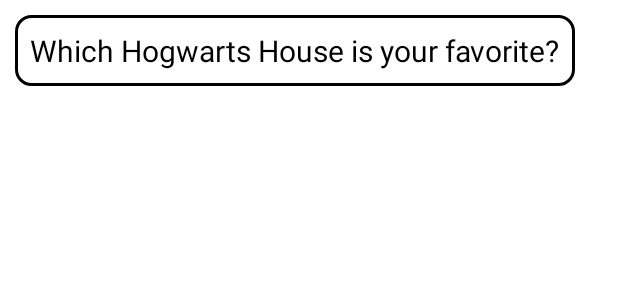
After one commit to Hamzaiq223/FakeCallApp, an Android app: the layout item_questions_layout.xml on its own in the app's theme, with its tools: preview values and no code run, on a phone screen of 412 x 824 dp. The commit adds this screen. Shown: the top 300 px of the screen. Run offline under Robolectric (Android 15) with nearby library versions, the phone set to English and light mode, and no system bars.

Commit message:
Issues Fixed

```diff
--- /dev/null
+++ b/app/src/main/java/com/mai/fake/prank/call/audio/call/app/recorder/Model/QuestionsAnswer.kt
@@ -0,0 +1,3 @@
+package com.mai.fake.prank.call.audio.call.app.recorder.Model
+
+class QuestionsAnswer(var question: String, var answer: String)
--- /dev/null
+++ b/app/src/main/res/layout/item_questions_layout.xml
@@ -0,0 +1,25 @@
+<?xml version="1.0" encoding="utf-8"?>
+<androidx.constraintlayout.widget.ConstraintLayout
+    xmlns:android="http://schemas.android.com/apk/res/android"
+    xmlns:app="http://schemas.android.com/apk/res-auto"
+    android:id="@+id/clQuestion"
+    android:layout_width="wrap_content"
+    android:layout_height="wrap_content">
+
+    <TextView
+        android:id="@+id/tvQuestion"
+        android:layout_width="match_parent"
+        android:layout_height="wrap_content"
+        android:background="@drawable/rv_border_layout"
+        android:padding="10dp"
+        android:text="Which Hogwarts House is your favorite?"
+        android:textColor="@color/black"
+        android:textSize="20dp"
+        android:layout_margin="10dp"
+        app:layout_constraintBottom_toBottomOf="parent"
+        app:layout_constraintEnd_toEndOf="parent"
+        app:layout_constraintStart_toStartOf="parent"
+        app:layout_constraintTop_toTopOf="parent" />
+
+
+</androidx.constraintlayout.widget.ConstraintLayout>
```
Also changed, not shown: app/src/main/AndroidManifest.xml (+11 -5 lines), app/src/main/java/com/mai/fake/prank/call/audio/call/app/recorder/Activities/Chat/Chat.kt (+99 -2 lines), app/src/main/java/com/mai/fake/prank/call/audio/call/app/recorder/Adapters/ChatAdapter.kt (added, +91 -0 lines), app/src/main/java/com/mai/fake/prank/call/audio/call/app/recorder/Adapters/ChatQuestionAdapter.kt (added, +48 -0 lines), app/src/main/java/com/mai/fake/prank/call/audio/call/app/recorder/Model/QuestionsModel.kt (added, +15 -0 lines), app/src/main/res/layout/activity_chat.xml (+5 -2 lines).
